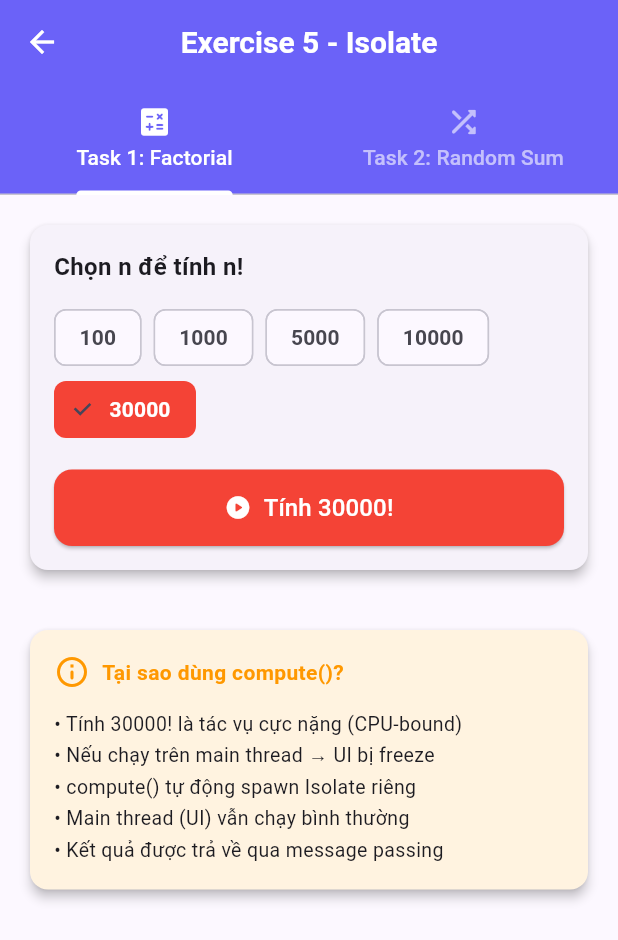
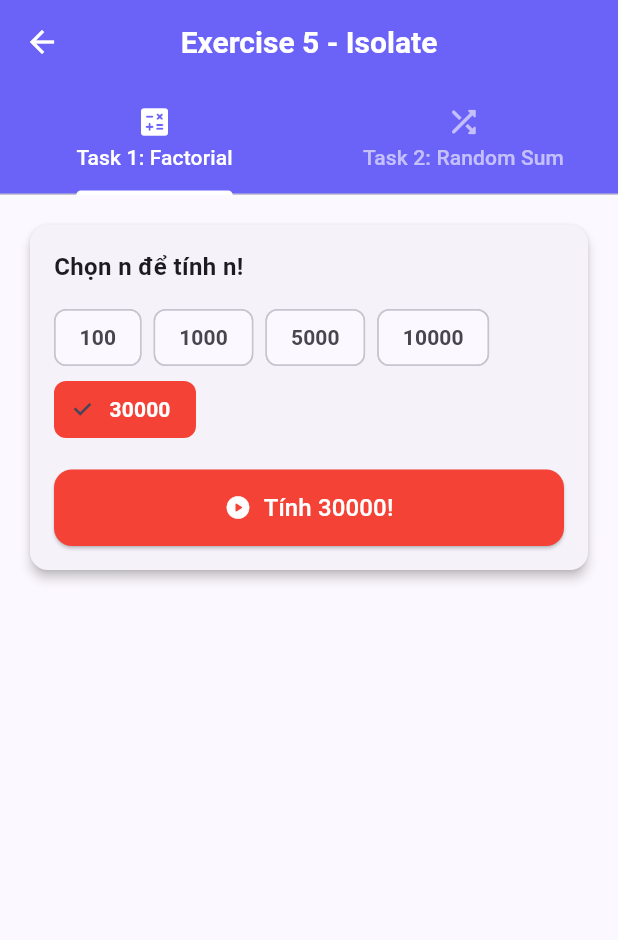
Before and after one commit to NguyenLeTuanVu-915/flutter_week4_exercise_NguyenLeTuanVu, a Flutter app: the IsolateScreen screen opened directly, on a phone screen of 412 x 824 dp. Shown: the top 940 px of the screen. Run offline on Flutter 3.47's test engine with Material 3 defaults, Android fonts, the light colour scheme and no system bars; our stand-ins replace shared_preferences; accounts and stored records are empty.

Commit message:
Update code

```diff
--- a/lib/screens/isolate_screen.dart
+++ b/lib/screens/isolate_screen.dart
@@ -187,7 +187,6 @@ class _FactorialTabState extends State<_FactorialTab> {
 
           const SizedBox(height: 16),
 
-          _buildComputeExplain(),
         ],
       ),
     );
@@ -275,42 +274,6 @@ class _FactorialTabState extends State<_FactorialTab> {
             ),
           ),
         ],
-      ),
-    );
-  }
-
-  Widget _buildComputeExplain() {
-    return Card(
-      color: const Color(0xFFFFF3E0),
-      child: Padding(
-        padding: const EdgeInsets.all(16),
-        child: Column(
-          crossAxisAlignment: CrossAxisAlignment.start,
-          children: const [
-            Row(
-              children: [
-                Icon(Icons.info_outline_rounded, color: Color(0xFFFF9800)),
-                SizedBox(width: 8),
-                Text(
-                  'Tại sao dùng compute()?',
-                  style: TextStyle(
-                    fontWeight: FontWeight.bold,
-                    color: Color(0xFFFF9800),
-                  ),
-                ),
-              ],
-            ),
-            SizedBox(height: 12),
-            Text(
-              '• Tính 30000! là tác vụ cực nặng (CPU-bound)\n'
-              '• Nếu chạy trên main thread → UI bị freeze\n'
-              '• compute() tự động spawn Isolate riêng\n'
-              '• Main thread (UI) vẫn chạy bình thường\n'
-              '• Kết quả được trả về qua message passing',
-              style: TextStyle(fontSize: 13, height: 1.6),
-            ),
-          ],
-        ),
       ),
     );
   }
@@ -431,8 +394,6 @@ class _RandomSumTabState extends State<_RandomSumTab>
           if (_events.isNotEmpty) _buildEventsCard(),
 
           const SizedBox(height: 16),
-
-          _buildIsolateExplain(),
         ],
       ),
     );
@@ -618,43 +579,6 @@ class _RandomSumTabState extends State<_RandomSumTab>
       ),
     );
   }
-
-  Widget _buildIsolateExplain() {
-    return Card(
-      color: const Color(0xFFE8EAF6),
-      child: Padding(
-        padding: const EdgeInsets.all(16),
-        child: Column(
-          crossAxisAlignment: CrossAxisAlignment.start,
-          children: const [
-            Row(
-              children: [
-                Icon(Icons.device_hub_rounded, color: Color(0xFF3F51B5)),
-                SizedBox(width: 8),
-                Text(
-                  'Cơ chế hoạt động',
-                  style: TextStyle(
-                    fontWeight: FontWeight.bold,
-                    color: Color(0xFF3F51B5),
-                  ),
-                ),
-              ],
-            ),
-            SizedBox(height: 12),
-            Text(
-              '1.Main isolate spawn Worker isolate\n'
-              '2.Worker gửi SendPort về main (để main stop được)\n'
-              '3.Worker gửi số random mỗi giây qua SendPort\n'
-              '4.Main nhận số, cộng dồn vào tổng\n'
-              '5.Khi tổng > 100, main gửi lệnh "stop" về worker\n'
-              '6.Worker nhận lệnh stop, exit bằng Isolate.exit()',
-              style: TextStyle(fontSize: 13, height: 1.7),
-            ),
-          ],
-        ),
-      ),
-    );
-  }
 }
 
 class _NumberEvent {
```
Also changed, not shown: lib/screens/async_screen.dart (+0 -66 lines).
